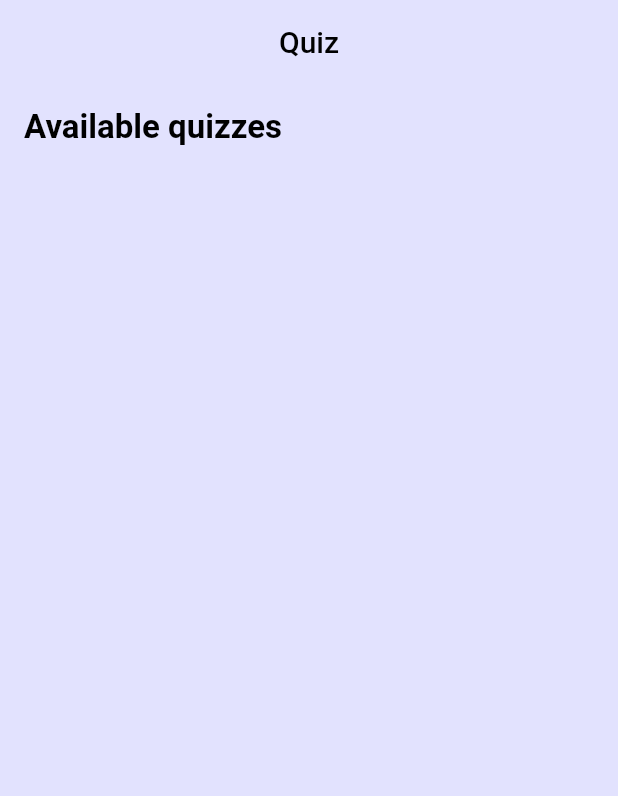
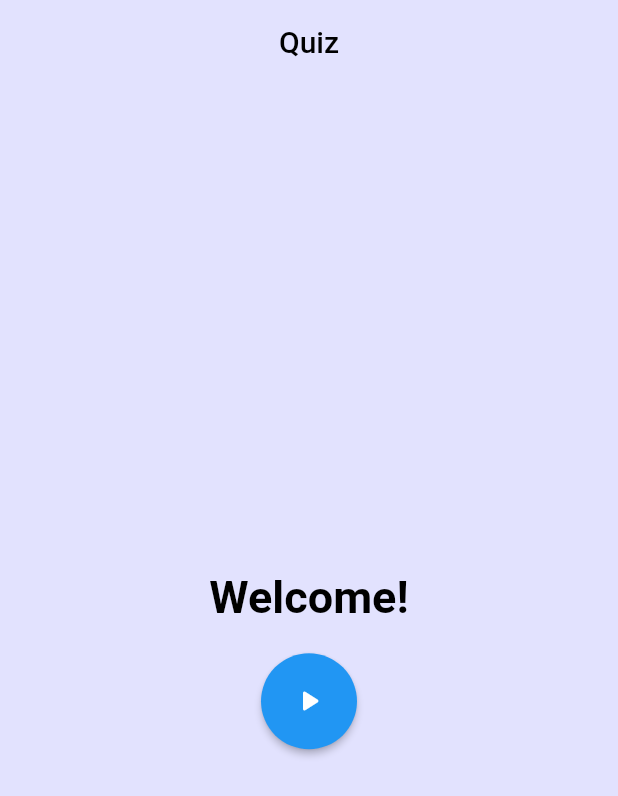
Before and after one commit to lukalesic/quizapp, a Flutter app: the screen it shows after launch, on a phone screen of 412 x 824 dp. Shown: the top 796 px of the screen. Run offline on Flutter 3.47's test engine with Material 2 defaults, Android fonts, the phone set to English and light mode, and no system bars; our stand-ins replace cloud_firestore, firebase_core, google_fonts; accounts and stored records are empty.

Commit message:
separated  screens and added back button

```diff
--- a/lib/screens/homescreen.dart
+++ b/lib/screens/homescreen.dart
@@ -1,5 +1,6 @@
 import 'package:flutter/material.dart';
 import 'package:google_fonts/google_fonts.dart';
+import 'package:quizapp/screens/quizscreen.dart';
 import 'package:quizapp/widgets/quiz_card.dart';
 import '../models/questions_model.dart';
 import '../style/appstyle.dart';
@@ -16,16 +17,8 @@
 
 class _HomeScreenState extends State<HomeScreen> {
 
-  //List<Quiz> _quizzes = [];
+  int index = 0;
 
-  List<Question> _questions = [
-    Question(id: '1', title: 'Question 1', answers: {'a':false, 'b': false, 'c': true}),
-    Question(id: '2', title: 'Question 2', answers: {'a':false, 'b': false, 'c': true})
-
-  ];
-
-//for looping through questions
-  int index = 0;
 
   @override
   Widget build(BuildContext context) {
@@ -42,33 +35,30 @@
       body: Padding(
         padding: const EdgeInsets.all(16.0),
         child: Column(
-          mainAxisAlignment: MainAxisAlignment.start,
-          crossAxisAlignment: CrossAxisAlignment.start,
+          mainAxisAlignment: MainAxisAlignment.center,
+          crossAxisAlignment: CrossAxisAlignment.center,
           children: [
-            Text("Available quizzes", style: GoogleFonts.roboto(color: Colors.black, fontWeight: FontWeight.bold, fontSize: 22),),
+            Text("Welcome!", style: GoogleFonts.roboto(color: Colors.black, fontWeight: FontWeight.bold, fontSize: 30),),
             SizedBox(
               height: 20.0,
             ),
-            Expanded(
-              child: StreamBuilder<QuerySnapshot>(
-                stream: FirebaseFirestore.instance.collection("quizzes").snapshots(),
-                builder: (context, AsyncSnapshot<QuerySnapshot> snapshot){
-                  if(snapshot.connectionState == ConnectionState.waiting){
-                    return Center(
-                      child: CircularProgressIndicator(),
-                    );
-                  }
 
-                  if(snapshot.hasData){
-                    return GridView(gridDelegate: SliverGridDelegateWithFixedCrossAxisCount(crossAxisCount: 2),
-                    children: snapshot.data!.docs.map((quiz) => quizCard((){}, quiz)).toList(),
-                    );
-                  }
-                                return Text("No quizzes available.", style: GoogleFonts.nunito(color: Colors.black),);
+          Center(
+            child: ElevatedButton(
+               onPressed: () {
+                Navigator.push(context, MaterialPageRoute(builder: ((context) => QuizScreen())));
+               },
+            child: Icon(Icons.play_arrow_rounded, color: Colors.white),
+            style: ElevatedButton.styleFrom(
+            shape: CircleBorder(),
+            padding: EdgeInsets.all(20),
+             backgroundColor: Colors.blue, // <-- Button color
+              foregroundColor: Colors.red, // <-- Splash color
+  ),
+),
+          )
 
-                },
-              ),
-            )
+
           ],
         ),
       ),
```
Also changed, not shown: lib/screens/quizscreen.dart (added, +21 -0 lines).
